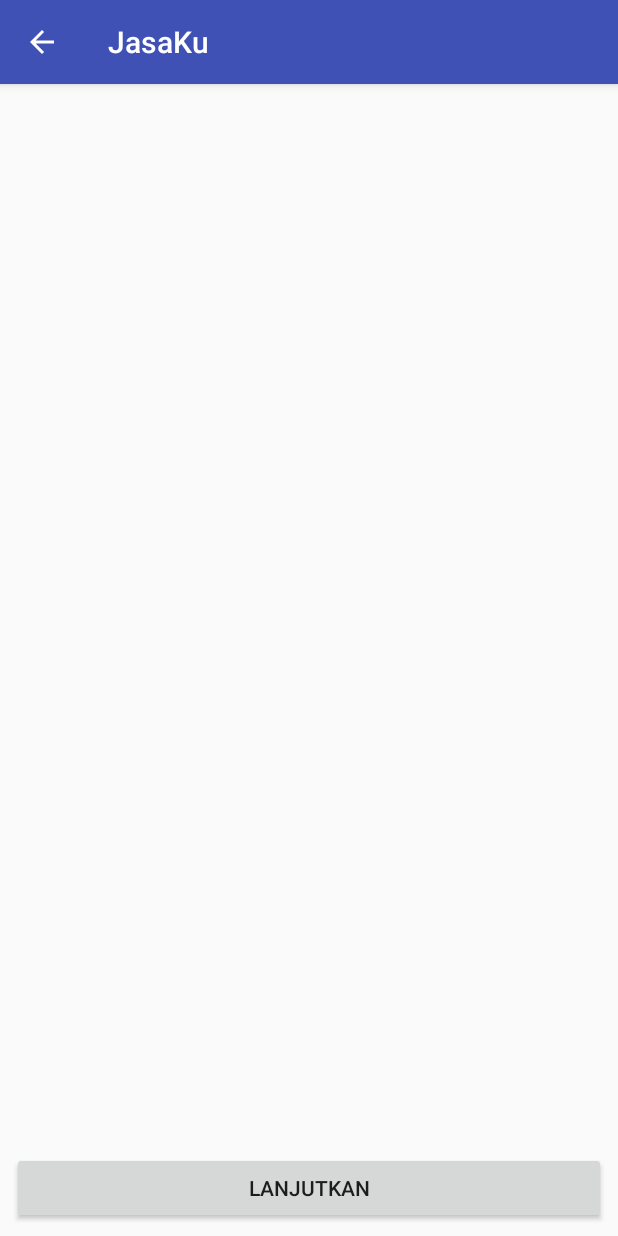
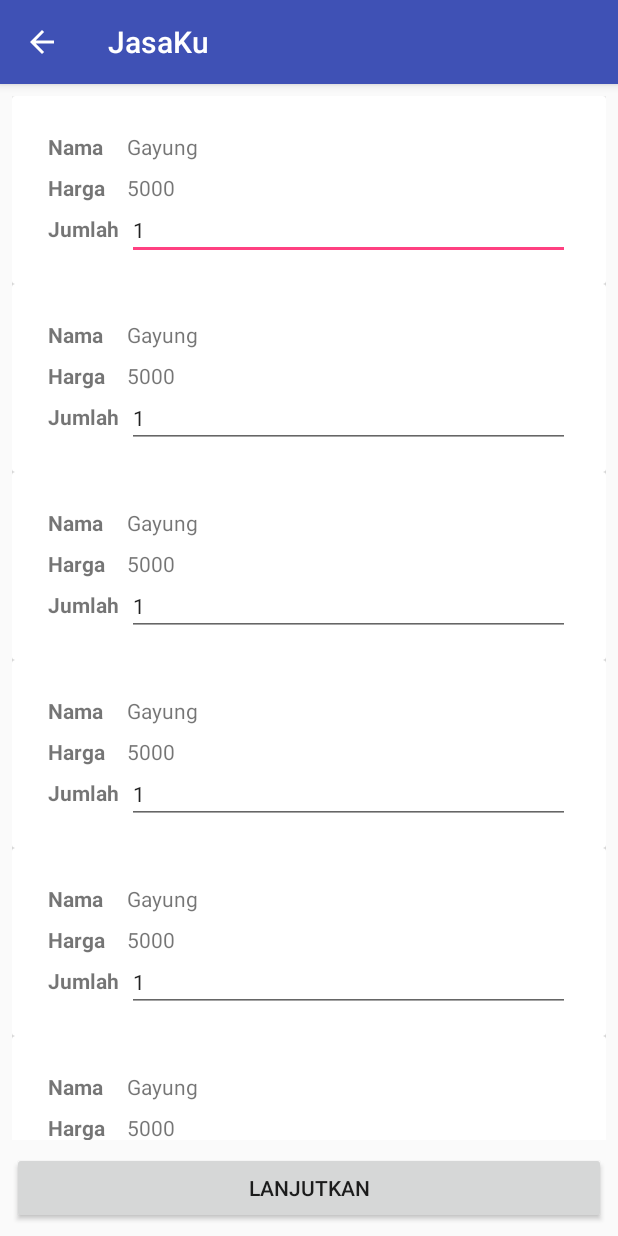
Before and after one commit to cahyasetya/JasaKu, an Android app: the DetilPesananActivity screen opened directly, with no data from a screen before it, on a phone screen of 412 x 824 dp. Run offline under Robolectric (Android 15) with nearby library versions, the phone set to English and light mode, and no system bars; our stand-ins replace ButterKnife.

Commit message:
menambahkan halaman detil pesanan

```diff
--- a/Frontend/src/JasaKu/app/src/main/java/com/example/jasaku/DetilPesananActivity.java
+++ b/Frontend/src/JasaKu/app/src/main/java/com/example/jasaku/DetilPesananActivity.java
@@ -3,16 +3,31 @@ package com.example.jasaku;
 import android.content.Intent;
 import android.support.v7.app.AppCompatActivity;
 import android.os.Bundle;
+import android.support.v7.widget.LinearLayoutManager;
+import android.support.v7.widget.RecyclerView;
 import android.view.View;
 import android.widget.Button;
+
+import com.example.jasaku.adapter.DetilPesananAdapter;
+import com.example.jasaku.model.Belanjaan;
+import com.example.jasaku.model.Jasa;
+
+import java.util.ArrayList;
+import java.util.List;
 
 import butterknife.BindView;
 import butterknife.ButterKnife;
 
 public class DetilPesananActivity extends AppCompatActivity implements View.OnClickListener{
 
+    @BindView(R.id.detil_pesanan_recyclerview)
+    RecyclerView detilPesananRecyclerView;
     @BindView(R.id.lanjutkan)
     Button lanjutkanButton;
+
+    private LinearLayoutManager llm;
+    private DetilPesananAdapter adapter;
+    private List<Belanjaan> belanjaanList;
 
     @Override
     protected void onCreate(Bundle savedInstanceState) {
@@ -27,6 +42,21 @@ public class DetilPesananActivity extends AppCompatActivity implements View.OnCl
     }
 
     private void init(){
+        llm=new LinearLayoutManager(this, LinearLayoutManager.VERTICAL,false);
+        detilPesananRecyclerView.setLayoutManager(llm);
+        belanjaanList=new ArrayList<>();
+        Belanjaan belanjaan=new Belanjaan();
+        Jasa jasa=new Jasa();
+        jasa.setNama("Gayung");
+        jasa.setHarga(5000);
+        belanjaan.setJasa(jasa);
+        belanjaan.setKuantitas(1);
+        for(int i=0; i<10; i++){
+            belanjaanList.add(belanjaan);
+        }
+        adapter=new DetilPesananAdapter(this,belanjaanList);
+        detilPesananRecyclerView.setAdapter(adapter);
+
         lanjutkanButton.setOnClickListener(this);
     }
 
--- /dev/null
+++ b/Frontend/src/JasaKu/app/src/main/java/com/example/jasaku/adapter/DetilPesananAdapter.java
@@ -0,0 +1,70 @@
+package com.example.jasaku.adapter;
+
+import android.content.Context;
+import android.content.SharedPreferences;
+import android.support.v7.widget.RecyclerView;
+import android.view.LayoutInflater;
+import android.view.View;
+import android.view.ViewGroup;
+import android.widget.Button;
+import android.widget.EditText;
+import android.widget.NumberPicker;
+import android.widget.TextView;
+
+import com.example.jasaku.R;
+import com.example.jasaku.model.Belanjaan;
+import com.example.jasaku.model.KeranjangBelanja;
+
+import java.util.List;
+
+import butterknife.BindView;
+import butterknife.ButterKnife;
+
+/**
+ * Created by light on 19/04/17.
+ */
+
+public class DetilPesananAdapter extends RecyclerView.Adapter<DetilPesananAdapter.DetilPesananViewHolder> {
+
+    private Context context;
+    private List<Belanjaan> belanjaanList;
+
+    public DetilPesananAdapter(Context context, List<Belanjaan> belanjaanList){
+        this.context=context;
+        this.belanjaanList=belanjaanList;
+    }
+
+    @Override
+    public DetilPesananAdapter.DetilPesananViewHolder onCreateViewHolder(ViewGroup parent, int viewType) {
+        View view= LayoutInflater.from(context).inflate(R.layout.detil_pesanan_item,parent,false);
+        return new DetilPesananViewHolder(view);
+    }
+
+    @Override
+    public void onBindViewHolder(DetilPesananAdapter.DetilPesananViewHolder holder, int position) {
+        Belanjaan belanjaan=belanjaanList.get(position);
+        holder.namaJasaTextView.setText(belanjaan.getJasa().getNama());
+        holder.hargaJasaTextView.setText(String.valueOf(belanjaan.getJasa().getHarga()));
+        holder.jumlahJasaEdittext.setText(String.valueOf(belanjaan.getKuantitas()));
+    }
+
+    @Override
+    public int getItemCount() {
+        return belanjaanList.size();
+    }
+
+    public class DetilPesananViewHolder extends RecyclerView.ViewHolder{
+
+        @BindView(R.id.nama_jasa)
+        TextView namaJasaTextView;
+        @BindView(R.id.harga_jasa)
+        TextView hargaJasaTextView;
+        @BindView(R.id.jumlah_jasa)
+        EditText jumlahJasaEdittext;
+
+        public DetilPesananViewHolder(View itemView) {
+            super(itemView);
+            ButterKnife.bind(this,itemView);
+        }
+    }
+}
--- a/Frontend/src/JasaKu/app/src/main/res/layout/activity_detil_pesanan.xml
+++ b/Frontend/src/JasaKu/app/src/main/res/layout/activity_detil_pesanan.xml
@@ -16,5 +16,20 @@
         android:text="Lanjutkan"
         app:layout_constraintBottom_toBottomOf="parent"
         app:layout_constraintLeft_toLeftOf="parent"
-        app:layout_constraintRight_toRightOf="parent" />
+        app:layout_constraintRight_toRightOf="parent"
+        android:layout_marginStart="8dp"
+        android:layout_marginEnd="8dp" />
+
+    <android.support.v7.widget.RecyclerView
+        android:id="@+id/detil_pesanan_recyclerview"
+        android:layout_width="0dp"
+        android:layout_height="0dp"
+        android:layout_marginLeft="8dp"
+        android:layout_marginRight="8dp"
+        android:layout_marginTop="8dp"
+        app:layout_constraintLeft_toLeftOf="parent"
+        app:layout_constraintRight_toRightOf="parent"
+        app:layout_constraintTop_toTopOf="parent"
+        android:layout_marginBottom="8dp"
+        app:layout_constraintBottom_toTopOf="@+id/lanjutkan" />
 </android.support.constraint.ConstraintLayout>
--- /dev/null
+++ b/Frontend/src/JasaKu/app/src/main/res/layout/detil_pesanan_item.xml
@@ -0,0 +1,105 @@
+<?xml version="1.0" encoding="utf-8"?>
+<android.support.v7.widget.CardView
+    xmlns:android="http://schemas.android.com/apk/res/android"
+    xmlns:app="http://schemas.android.com/apk/res-auto"
+    xmlns:tools="http://schemas.android.com/tools"
+    android:layout_width="match_parent"
+    android:layout_height="wrap_content">
+    <android.support.constraint.ConstraintLayout
+        android:layout_width="match_parent"
+        android:layout_height="wrap_content"
+        android:padding="16dp">
+        <TextView
+            android:id="@+id/nama_jasa_label"
+            android:layout_width="wrap_content"
+            android:layout_height="wrap_content"
+            android:layout_marginLeft="8dp"
+            android:layout_marginTop="8dp"
+            android:text="Nama"
+            android:textStyle="bold"
+            app:layout_constraintLeft_toLeftOf="parent"
+            app:layout_constraintTop_toTopOf="parent"
+            android:layout_marginStart="8dp" />
+
+        <TextView
+            android:id="@+id/harga_jasa_label"
+            android:layout_width="wrap_content"
+            android:layout_height="wrap_content"
+            android:layout_marginLeft="8dp"
+            android:layout_marginTop="8dp"
+            android:text="Harga"
+            android:textStyle="bold"
+            app:layout_constraintLeft_toLeftOf="parent"
+            app:layout_constraintTop_toBottomOf="@+id/nama_jasa"
+            android:layout_marginStart="8dp" />
+
+        <TextView
+            android:id="@+id/nama_jasa"
+            android:layout_width="0dp"
+            android:layout_height="wrap_content"
+            android:text="TextView"
+            app:layout_constraintLeft_toRightOf="@+id/nama_jasa_label"
+            android:layout_marginLeft="16dp"
+            app:layout_constraintTop_toTopOf="parent"
+            android:layout_marginTop="8dp"
+            android:layout_marginRight="8dp"
+            app:layout_constraintRight_toRightOf="parent"
+            android:layout_marginStart="16dp"
+            android:layout_marginEnd="8dp" />
+
+        <TextView
+            android:id="@+id/harga_jasa"
+            android:layout_width="0dp"
+            android:layout_height="wrap_content"
+            android:layout_marginEnd="8dp"
+            android:layout_marginRight="8dp"
+            android:text="TextView"
+            app:layout_constraintLeft_toLeftOf="@+id/nama_jasa"
+            app:layout_constraintRight_toRightOf="parent"
+            app:layout_constraintTop_toTopOf="@+id/harga_jasa_label"
+            app:layout_constraintHorizontal_bias="0.0" />
+
+        <View
+            android:layout_width="0dp"
+            android:layout_height="1dp"
+            android:background="#000000"
+            android:id="@+id/view"
+            android:visibility="gone"
+            android:layout_marginLeft="8dp"
+            app:layout_constraintLeft_toLeftOf="parent"
+            android:layout_marginRight="8dp"
+            app:layout_constraintRight_toRightOf="parent"
+            android:layout_marginStart="8dp"
+            android:layout_marginEnd="8dp"
+            android:layout_marginTop="8dp"
+            app:layout_constraintTop_toBottomOf="@+id/jumlah_jasa"
+            app:layout_constraintHorizontal_bias="0.0" />
+
+        <TextView
+            android:id="@+id/jumlah_label"
+            android:layout_width="wrap_content"
+            android:layout_height="wrap_content"
+            android:layout_marginLeft="8dp"
+            android:layout_marginTop="8dp"
+            android:text="Jumlah"
+            android:textStyle="bold"
+            app:layout_constraintLeft_toLeftOf="parent"
+            app:layout_constraintTop_toBottomOf="@+id/harga_jasa"
+            android:layout_marginStart="8dp" />
+
+        <EditText
+            android:id="@+id/jumlah_jasa"
+            android:layout_width="0dp"
+            android:layout_height="wrap_content"
+            android:layout_marginBottom="0dp"
+            android:layout_marginLeft="0dp"
+            android:layout_marginTop="0dp"
+            android:textSize="14sp"
+            app:layout_constraintBottom_toBottomOf="@+id/jumlah_label"
+            app:layout_constraintLeft_toLeftOf="@+id/nama_jasa"
+            app:layout_constraintTop_toTopOf="@+id/jumlah_label"
+            app:layout_constraintVertical_bias="0.476"
+            android:layout_marginRight="8dp"
+            app:layout_constraintRight_toRightOf="parent" />
+    </android.support.constraint.ConstraintLayout>
+</android.support.v7.widget.CardView>
--- a/Frontend/src/JasaKu/app/src/main/res/layout/fragment_halaman_jasa.xml
+++ b/Frontend/src/JasaKu/app/src/main/res/layout/fragment_halaman_jasa.xml
@@ -1,4 +1,4 @@
-<RelativeLayout xmlns:android="http://schemas.android.com/apk/res/android"
+<android.support.constraint.ConstraintLayout xmlns:android="http://schemas.android.com/apk/res/android"
     xmlns:app="http://schemas.android.com/apk/res-auto"
     xmlns:tools="http://schemas.android.com/tools"
     android:layout_width="match_parent"
@@ -8,17 +8,29 @@
     <!-- TODO: Update blank fragment layout -->
     <Button
         android:id="@+id/pesan"
-        android:layout_width="match_parent"
+        android:layout_width="0dp"
         android:layout_height="wrap_content"
-        android:layout_alignParentBottom="true"
-        android:text="Pesan" />
+        android:layout_marginBottom="8dp"
+        android:layout_marginLeft="8dp"
+        android:layout_marginRight="8dp"
+        android:text="Lanjutkan"
+        app:layout_constraintBottom_toBottomOf="parent"
+        app:layout_constraintLeft_toLeftOf="parent"
+        app:layout_constraintRight_toRightOf="parent"
+        android:layout_marginStart="8dp"
+        android:layout_marginEnd="8dp" />
 
     <android.support.v7.widget.RecyclerView
         android:id="@+id/jasa_recyclerview"
-        android:layout_width="match_parent"
-        android:layout_height="match_parent"
-        android:layout_above="@id/pesan">
+        android:layout_width="0dp"
+        android:layout_height="0dp"
+        android:layout_marginLeft="8dp"
+        android:layout_marginRight="8dp"
+        android:layout_marginTop="8dp"
+        app:layout_constraintLeft_toLeftOf="parent"
+        app:layout_constraintRight_toRightOf="parent"
+        app:layout_constraintTop_toTopOf="parent"
+        android:layout_marginBottom="8dp"
+        app:layout_constraintBottom_toTopOf="@+id/pesan" />
 
-    </android.support.v7.widget.RecyclerView>
-
-</RelativeLayout>
+</android.support.constraint.ConstraintLayout>
```
